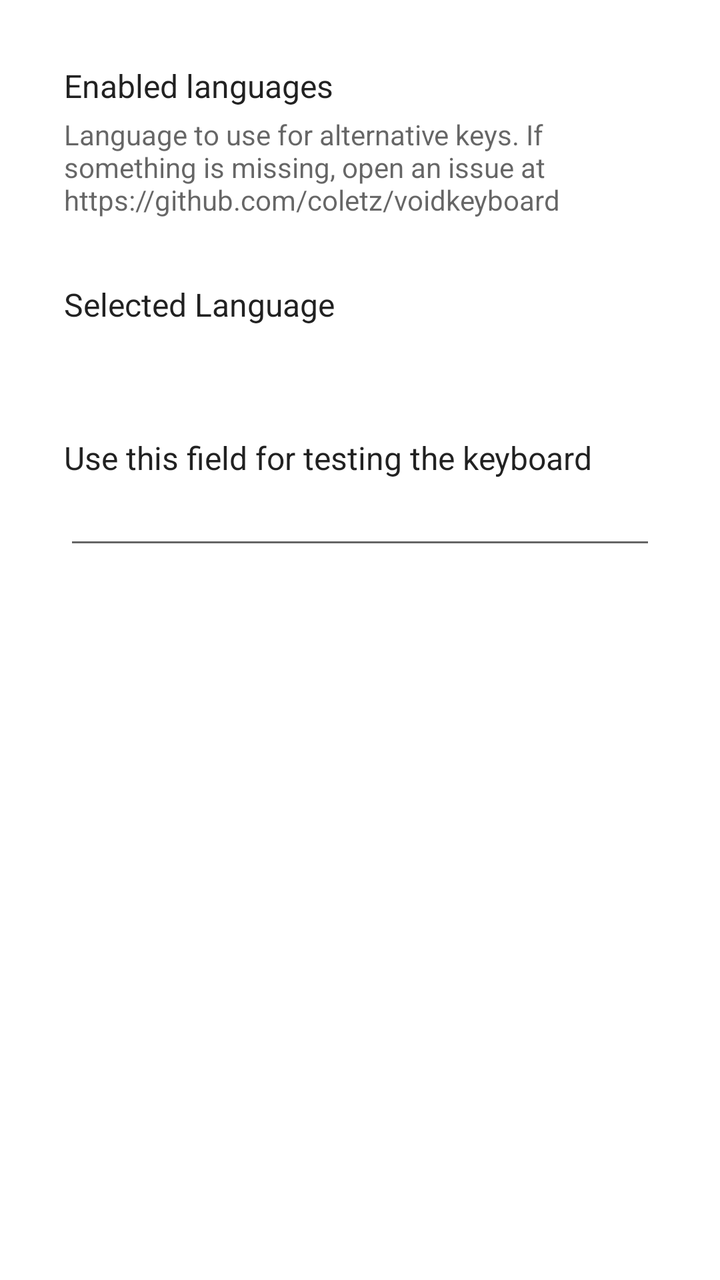
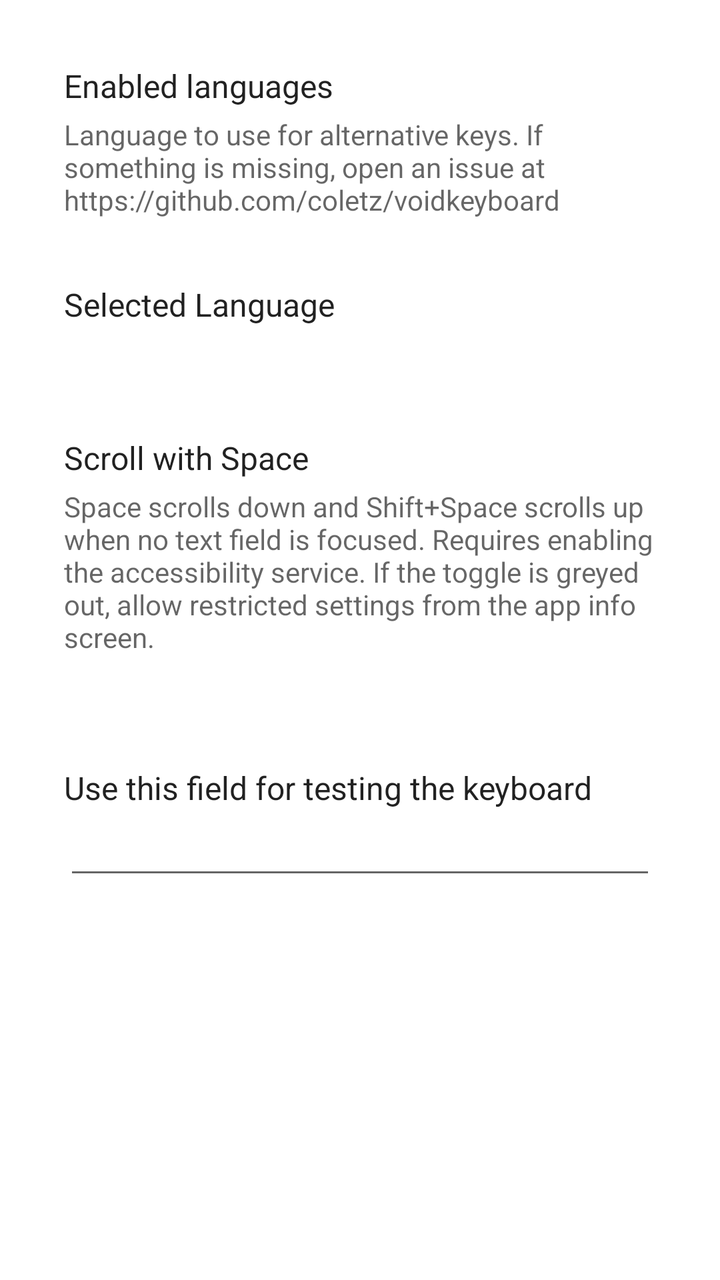

An Android layout rendered at two revisions. The XML below is the earlier revision; the diff shows what the commit changed to produce the second picture.
<!-- AndroidManifest.xml: application theme Theme.VoidKeyboard -->
<!-- res/layout/activity_settings.xml -->
<?xml version="1.0" encoding="utf-8"?>
<LinearLayout xmlns:android="http://schemas.android.com/apk/res/android"
    android:layout_width="match_parent"
    android:layout_height="match_parent"
    android:orientation="vertical"
    android:padding="16dp">

    <LinearLayout
        android:id="@+id/enabled_languages_setting"
        android:layout_width="match_parent"
        android:layout_height="wrap_content"
        android:orientation="vertical"
        android:padding="16dp"
        android:background="?android:attr/selectableItemBackground"
        android:clickable="true"
        android:focusable="true">

        <TextView
            android:layout_width="wrap_content"
            android:layout_height="wrap_content"
            android:text="@string/enabled_languages_setting"
            android:textSize="16sp"
            android:textColor="?android:attr/textColorPrimary" />

        <TextView
            android:layout_width="wrap_content"
            android:layout_height="wrap_content"
            android:layout_marginTop="4dp"
            android:textSize="14sp"
            android:text="@string/enabled_languages_setting_desc"
            android:textColor="?android:attr/textColorSecondary" />

    </LinearLayout>

    <LinearLayout
        android:id="@+id/selected_language_setting"
        android:layout_width="match_parent"
        android:layout_height="wrap_content"
        android:orientation="vertical"
        android:padding="16dp"
        android:background="?android:attr/selectableItemBackground"
        android:clickable="true"
        android:focusable="true">

        <TextView
            android:layout_width="wrap_content"
            android:layout_height="wrap_content"
            android:text="@string/settings_selected_language"
            android:textSize="16sp"
            android:textColor="?android:attr/textColorPrimary" />

        <TextView
            android:id="@+id/language_value"
            android:layout_width="wrap_content"
            android:layout_height="wrap_content"
            android:layout_marginTop="4dp"
            android:textSize="14sp"
            android:textColor="?android:attr/textColorSecondary" />

    </LinearLayout>

    <LinearLayout
        android:id="@+id/test_container"
        android:layout_width="match_parent"
        android:layout_height="wrap_content"
        android:orientation="vertical"
        android:padding="16dp"
        android:background="?android:attr/selectableItemBackground"
        android:clickable="true"
        android:focusable="true">

        <TextView
            android:id="@+id/test_label"
            android:layout_width="wrap_content"
            android:layout_height="wrap_content"
            android:text="@string/test_label"
            android:textSize="16sp"
            android:textColor="?android:attr/textColorPrimary"
            android:labelFor="@+id/test_box" />

        <EditText
            android:id="@+id/test_box"
            android:layout_width="match_parent"
            android:layout_height="wrap_content"
            android:layout_marginTop="4dp"
            android:importantForAutofill="no"
            android:inputType="textMultiLine|textCapSentences"
            android:textSize="14sp"
            android:textColor="?android:attr/textColorSecondary" />

    </LinearLayout>

</LinearLayout>
<!-- resources referenced by this layout -->
<resources>
  <string name="enabled_languages_setting">Enabled languages</string>
  <string name="enabled_languages_setting_desc">Language to use for alternative keys. If something is missing, open an issue at https://github.com/coletz/voidkeyboard</string>
  <string name="settings_selected_language">Selected Language</string>
  <string name="test_label">Use this field for testing the keyboard</string>
  <style name="Theme.VoidKeyboard" parent="Theme.MaterialComponents.DayNight.DarkActionBar">
          
          <item name="colorPrimary">@color/purple_500</item>
          <item name="colorPrimaryVariant">@color/purple_700</item>
          <item name="colorOnPrimary">@color/white</item>
          
          <item name="colorSecondary">@color/teal_200</item>
          <item name="colorSecondaryVariant">@color/teal_700</item>
          <item name="colorOnSecondary">@color/black</item>
          
          <item name="android:statusBarColor">?attr/colorPrimaryVariant</item>
          
      </style>
  <color name="purple_500">#FF6200EE</color>
  <color name="purple_700">#FF3700B3</color>
  <color name="white">#FFFFFFFF</color>
  <color name="teal_200">#FF03DAC5</color>
  <color name="teal_700">#FF018786</color>
  <color name="black">#FF000000</color>
</resources>

<!-- the commit's change to res/layout/activity_settings.xml (unified diff, before → after) -->
@@ -60,6 +60,41 @@
     </LinearLayout>
 
     <LinearLayout
+        android:id="@+id/key_navigation_setting"
+        android:layout_width="match_parent"
+        android:layout_height="wrap_content"
+        android:orientation="vertical"
+        android:padding="16dp"
+        android:background="?android:attr/selectableItemBackground"
+        android:clickable="true"
+        android:focusable="true">
+
+        <TextView
+            android:layout_width="wrap_content"
+            android:layout_height="wrap_content"
+            android:text="@string/key_navigation_setting"
+            android:textSize="16sp"
+            android:textColor="?android:attr/textColorPrimary" />
+
+        <TextView
+            android:layout_width="wrap_content"
+            android:layout_height="wrap_content"
+            android:layout_marginTop="4dp"
+            android:textSize="14sp"
+            android:text="@string/key_navigation_setting_desc"
+            android:textColor="?android:attr/textColorSecondary" />
+
+        <TextView
+            android:id="@+id/key_navigation_status"
+            android:layout_width="wrap_content"
+            android:layout_height="wrap_content"
+            android:layout_marginTop="4dp"
+            android:textSize="14sp"
+            android:textColor="?android:attr/textColorSecondary" />
+
+    </LinearLayout>
+
+    <LinearLayout
         android:id="@+id/test_container"
         android:layout_width="match_parent"
         android:layout_height="wrap_content"
<!-- resource entries referenced after the edit -->
@@ -2,6 +2,8 @@
 <resources>
   <string name="enabled_languages_setting">Enabled languages</string>
   <string name="enabled_languages_setting_desc">Language to use for alternative keys. If something is missing, open an issue at https://github.com/coletz/voidkeyboard</string>
+  <string name="key_navigation_setting">Scroll with Space</string>
+  <string name="key_navigation_setting_desc">Space scrolls down and Shift+Space scrolls up when no text field is focused. Requires enabling the accessibility service. If the toggle is greyed out, allow restricted settings from the app info screen.</string>
   <string name="settings_selected_language">Selected Language</string>
   <string name="test_label">Use this field for testing the keyboard</string>
   <style name="Theme.VoidKeyboard" parent="Theme.MaterialComponents.DayNight.DarkActionBar">
